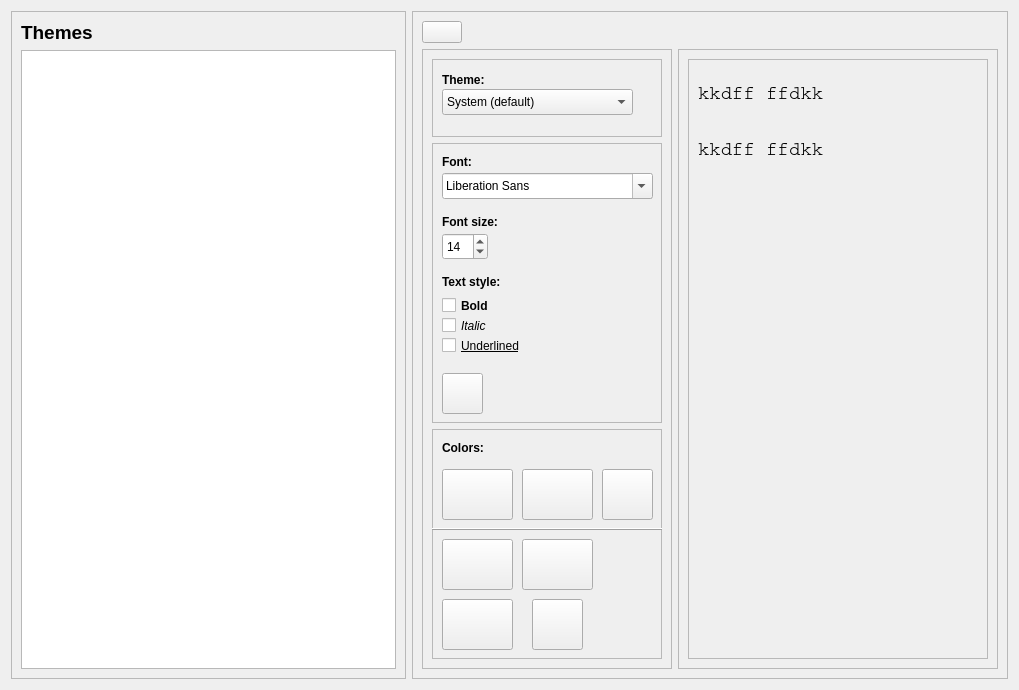
Open-Typer/Open-Typer, file ui/options/customization.ui: the form before one commit.
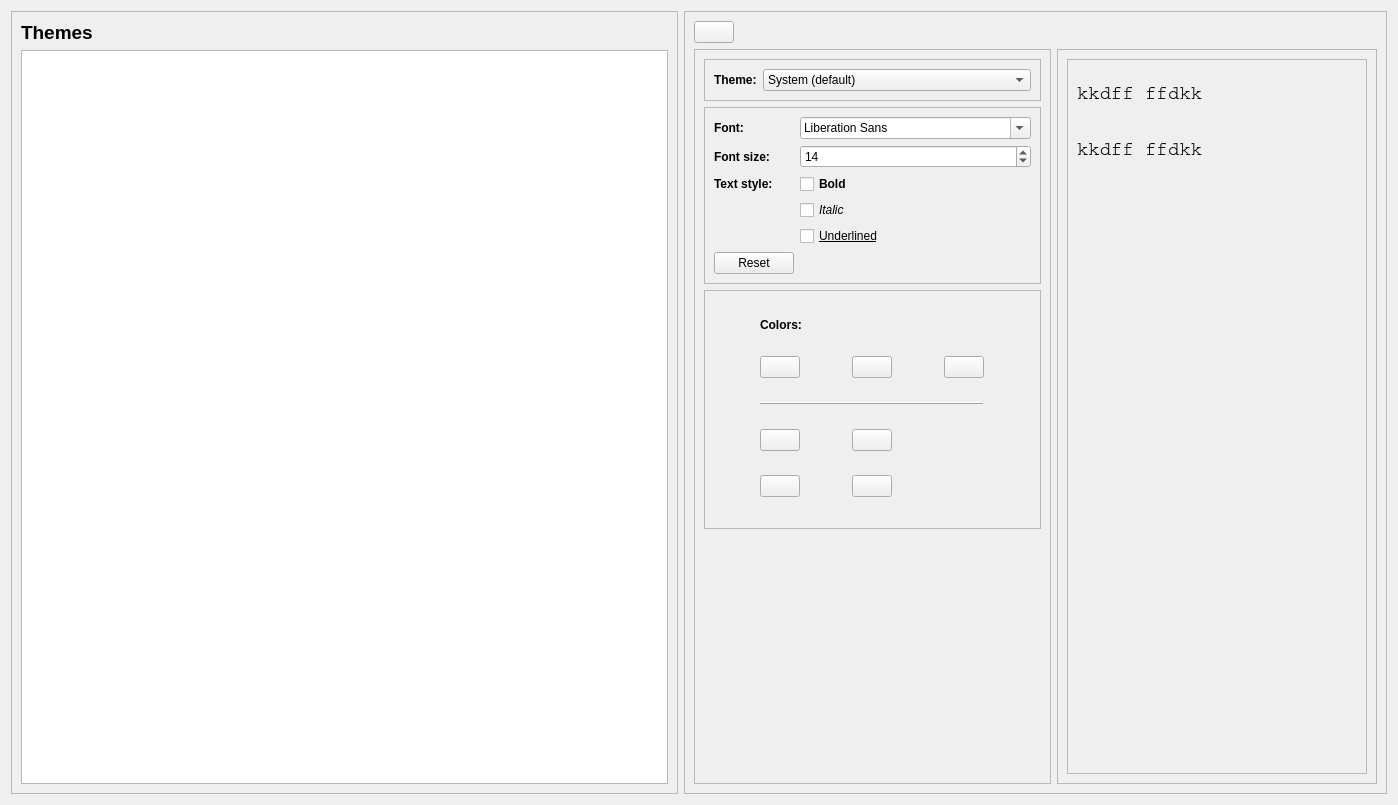
The form after the commit. Icons and pictures are not drawn.

Commit message: ui: options: customization: Fix layouts

```diff
--- a/ui/options/customization.ui
+++ b/ui/options/customization.ui
@@ -6,8 +6,8 @@
    <rect>
     <x>0</x>
     <y>0</y>
-    <width>1019</width>
-    <height>654</height>
+    <width>1398</width>
+    <height>805</height>
    </rect>
   </property>
   <property name="maximumSize">
@@ -103,17 +103,11 @@
      <layout class="QGridLayout" name="gridLayout_2">
       <item row="1" column="0">
        <widget class="QFrame" name="optionsFrame">
-        <property name="minimumSize">
-         <size>
-          <width>250</width>
-          <height>620</height>
-         </size>
-        </property>
-        <property name="maximumSize">
-         <size>
-          <width>250</width>
-          <height>620</height>
-         </size>
+        <property name="sizePolicy">
+         <sizepolicy hsizetype="Fixed" vsizetype="Preferred">
+          <horstretch>0</horstretch>
+          <verstretch>0</verstretch>
+         </sizepolicy>
         </property>
         <property name="frameShape">
          <enum>QFrame::StyledPanel</enum>
@@ -124,21 +118,21 @@
         <layout class="QVBoxLayout" name="verticalLayout_2">
          <item>
           <widget class="QFrame" name="themeFrame">
+           <property name="sizePolicy">
+            <sizepolicy hsizetype="Preferred" vsizetype="Fixed">
+             <horstretch>0</horstretch>
+             <verstretch>0</verstretch>
+            </sizepolicy>
+           </property>
            <property name="frameShape">
             <enum>QFrame::StyledPanel</enum>
            </property>
            <property name="frameShadow">
             <enum>QFrame::Raised</enum>
            </property>
+           <layout class="QFormLayout" name="formLayout">
+            <item row="1" column="0">
            <widget class="QLabel" name="themeLabel">
-            <property name="geometry">
-             <rect>
-              <x>10</x>
-              <y>10</y>
-              <width>191</width>
-              <height>21</height>
-             </rect>
-            </property>
             <property name="font">
              <font>
               <weight>75</weight>
@@ -149,15 +143,9 @@
              <string>Theme:</string>
             </property>
            </widget>
+            </item>
+            <item row="1" column="1">
            <widget class="QComboBox" name="themeBox">
-            <property name="geometry">
-             <rect>
-              <x>10</x>
-              <y>30</y>
-              <width>191</width>
-              <height>26</height>
-             </rect>
-            </property>
             <property name="focusPolicy">
              <enum>Qt::NoFocus</enum>
             </property>
@@ -177,21 +165,17 @@
              </property>
             </item>
            </widget>
+            </item>
+           </layout>
           </widget>
          </item>
          <item>
           <widget class="QFrame" name="fontFrame">
-           <property name="minimumSize">
-            <size>
-             <width>230</width>
-             <height>280</height>
-            </size>
-           </property>
-           <property name="maximumSize">
-            <size>
-             <width>230</width>
-             <height>280</height>
-            </size>
+           <property name="sizePolicy">
+            <sizepolicy hsizetype="Preferred" vsizetype="Fixed">
+             <horstretch>0</horstretch>
+             <verstretch>0</verstretch>
+            </sizepolicy>
            </property>
            <property name="frameShape">
             <enum>QFrame::StyledPanel</enum>
@@ -199,44 +183,9 @@
            <property name="frameShadow">
             <enum>QFrame::Raised</enum>
            </property>
-           <widget class="QPushButton" name="fontResetButton">
-            <property name="geometry">
-             <rect>
-              <x>10</x>
-              <y>230</y>
-              <width>41</width>
-              <height>41</height>
-             </rect>
-            </property>
-            <property name="focusPolicy">
-             <enum>Qt::StrongFocus</enum>
-            </property>
-            <property name="toolTip">
-             <string>Reset</string>
-            </property>
-            <property name="text">
-             <string notr="true"/>
-            </property>
-            <property name="icon">
-             <iconset resource="../../res.qrc">
-              <normaloff>:/res/images/reset.png</normaloff>:/res/images/reset.png</iconset>
-            </property>
-            <property name="iconSize">
-             <size>
-              <width>32</width>
-              <height>32</height>
-             </size>
-            </property>
-           </widget>
+           <layout class="QFormLayout" name="formLayout_2">
+            <item row="0" column="0">
            <widget class="QLabel" name="fontLabel">
-            <property name="geometry">
-             <rect>
-              <x>10</x>
-              <y>10</y>
-              <width>211</width>
-              <height>18</height>
-             </rect>
-            </property>
             <property name="font">
              <font>
               <weight>75</weight>
@@ -247,15 +196,9 @@
              <string>Font:</string>
             </property>
            </widget>
+            </item>
+            <item row="2" column="0">
            <widget class="QLabel" name="fontSizeLabel">
-            <property name="geometry">
-             <rect>
-              <x>10</x>
-              <y>70</y>
-              <width>211</width>
-              <height>18</height>
-             </rect>
-            </property>
             <property name="font">
              <font>
               <weight>75</weight>
@@ -266,77 +209,16 @@
              <string>Font size:</string>
             </property>
            </widget>
+            </item>
+            <item row="0" column="1">
            <widget class="QFontComboBox" name="fontComboBox">
-            <property name="geometry">
-             <rect>
-              <x>10</x>
-              <y>30</y>
-              <width>211</width>
-              <height>26</height>
-             </rect>
-            </property>
             <property name="focusPolicy">
              <enum>Qt::StrongFocus</enum>
             </property>
            </widget>
-           <widget class="QCheckBox" name="italicTextBox">
-            <property name="geometry">
-             <rect>
-              <x>10</x>
-              <y>170</y>
-              <width>211</width>
-              <height>25</height>
-             </rect>
-            </property>
-            <property name="font">
-             <font>
-              <italic>true</italic>
-             </font>
-            </property>
-            <property name="focusPolicy">
-             <enum>Qt::StrongFocus</enum>
-            </property>
-            <property name="text">
-             <string>Italic</string>
-            </property>
-            <property name="checkable">
-             <bool>true</bool>
-            </property>
-           </widget>
-           <widget class="QCheckBox" name="boldTextBox">
-            <property name="geometry">
-             <rect>
-              <x>10</x>
-              <y>150</y>
-              <width>211</width>
-              <height>25</height>
-             </rect>
-            </property>
-            <property name="font">
-             <font>
-              <weight>75</weight>
-              <bold>true</bold>
-             </font>
-            </property>
-            <property name="focusPolicy">
-             <enum>Qt::StrongFocus</enum>
-            </property>
-            <property name="text">
-             <string>Bold</string>
-            </property>
-            <property name="checkable">
-             <bool>true</bool>
-            </property>
-           </widget>
+            </item>
+            <item row="2" column="1">
            <widget class="QSpinBox" name="fontSizeBox">
-            <property name="geometry">
-             <rect>
-              <x>10</x>
-              <y>90</y>
-              <width>46</width>
-              <height>27</height>
-             </rect>
-            </property>
             <property name="focusPolicy">
              <enum>Qt::StrongFocus</enum>
             </property>
@@ -353,15 +235,59 @@
              <number>14</number>
             </property>
            </widget>
+            </item>
+            <item row="5" column="0">
+             <widget class="QLabel" name="label">
+              <property name="font">
+               <font>
+                <weight>75</weight>
+                <bold>true</bold>
+               </font>
+              </property>
+              <property name="text">
+               <string>Text style:</string>
+              </property>
+             </widget>
+            </item>
+            <item row="5" column="1">
+             <widget class="QCheckBox" name="boldTextBox">
+              <property name="font">
+               <font>
+                <weight>75</weight>
+                <bold>true</bold>
+               </font>
+              </property>
+              <property name="focusPolicy">
+               <enum>Qt::StrongFocus</enum>
+              </property>
+              <property name="text">
+               <string>Bold</string>
+              </property>
+              <property name="checkable">
+               <bool>true</bool>
+              </property>
+             </widget>
+            </item>
+            <item row="7" column="1">
+             <widget class="QCheckBox" name="italicTextBox">
+              <property name="font">
+               <font>
+                <italic>true</italic>
+               </font>
+              </property>
+              <property name="focusPolicy">
+               <enum>Qt::StrongFocus</enum>
+              </property>
+              <property name="text">
+               <string>Italic</string>
+              </property>
+              <property name="checkable">
+               <bool>true</bool>
+              </property>
+             </widget>
+            </item>
+            <item row="8" column="1">
            <widget class="QCheckBox" name="underlineTextBox">
-            <property name="geometry">
-             <rect>
-              <x>10</x>
-              <y>190</y>
-              <width>211</width>
-              <height>25</height>
-             </rect>
-            </property>
             <property name="font">
              <font>
               <underline>true</underline>
@@ -377,55 +303,49 @@
              <bool>true</bool>
             </property>
            </widget>
-           <widget class="QLabel" name="label">
-            <property name="geometry">
-             <rect>
-              <x>10</x>
-              <y>130</y>
-              <width>211</width>
-              <height>17</height>
-             </rect>
-            </property>
-            <property name="font">
-             <font>
-              <weight>75</weight>
-              <bold>true</bold>
-             </font>
+            </item>
+            <item row="9" column="0">
+             <widget class="QPushButton" name="fontResetButton">
+              <property name="focusPolicy">
+               <enum>Qt::StrongFocus</enum>
+              </property>
+              <property name="toolTip">
+               <string/>
             </property>
             <property name="text">
-             <string>Text style:</string>
-            </property>
-           </widget>
+               <string notr="true">Reset</string>
+              </property>
+              <property name="icon">
+               <iconset resource="../../res.qrc">
+                <normaloff>:/res/images/reset.png</normaloff>:/res/images/reset.png</iconset>
+              </property>
+              <property name="iconSize">
+               <size>
+                <width>32</width>
+                <height>32</height>
+               </size>
+              </property>
+             </widget>
+            </item>
+           </layout>
           </widget>
          </item>
          <item>
           <widget class="QFrame" name="colorsFrame">
-           <property name="minimumSize">
-            <size>
-             <width>230</width>
-             <height>230</height>
-            </size>
-           </property>
-           <property name="maximumSize">
-            <size>
-             <width>230</width>
-             <height>230</height>
-            </size>
-           </property>
            <property name="frameShape">
             <enum>QFrame::StyledPanel</enum>
            </property>
            <property name="frameShadow">
             <enum>QFrame::Raised</enum>
            </property>
+           <layout class="QGridLayout" name="gridLayout_3">
+            <item row="0" column="0" colspan="3">
            <widget class="QLabel" name="ColorsLabel">
-            <property name="geometry">
-             <rect>
-              <x>10</x>
-              <y>10</y>
-              <width>211</width>
-              <height>18</height>
-             </rect>
+              <property name="sizePolicy">
+               <sizepolicy hsizetype="Preferred" vsizetype="Fixed">
+                <horstretch>0</horstretch>
+                <verstretch>0</verstretch>
+               </sizepolicy>
             </property>
             <property name="font">
              <font>
@@ -437,43 +357,14 @@
              <string>Colors:</string>
             </property>
            </widget>
-           <widget class="QPushButton" name="inputTextColorButton">
-            <property name="geometry">
-             <rect>
-              <x>90</x>
-              <y>40</y>
-              <width>71</width>
-              <height>51</height>
-             </rect>
-            </property>
-            <property name="focusPolicy">
-             <enum>Qt::StrongFocus</enum>
-            </property>
-            <property name="toolTip">
-             <string>Input text color</string>
-            </property>
-            <property name="text">
-             <string notr="true"/>
-            </property>
-            <property name="icon">
-             <iconset resource="../../res.qrc">
-              <normaloff>:/res/images/intext_color.png</normaloff>:/res/images/intext_color.png</iconset>
-            </property>
-            <property name="iconSize">
-             <size>
-              <width>50</width>
-              <height>50</height>
-             </size>
-            </property>
-           </widget>
+            </item>
+            <item row="1" column="0">
            <widget class="QPushButton" name="levelTextColorButton">
-            <property name="geometry">
-             <rect>
-              <x>10</x>
-              <y>40</y>
-              <width>71</width>
-              <height>51</height>
-             </rect>
+              <property name="sizePolicy">
+               <sizepolicy hsizetype="Fixed" vsizetype="Fixed">
+                <horstretch>0</horstretch>
+                <verstretch>0</verstretch>
+               </sizepolicy>
             </property>
             <property name="focusPolicy">
              <enum>Qt::StrongFocus</enum>
@@ -495,14 +386,43 @@
              </size>
             </property>
            </widget>
+            </item>
+            <item row="1" column="1">
+             <widget class="QPushButton" name="inputTextColorButton">
+              <property name="sizePolicy">
+               <sizepolicy hsizetype="Fixed" vsizetype="Fixed">
+                <horstretch>0</horstretch>
+                <verstretch>0</verstretch>
+               </sizepolicy>
+              </property>
+              <property name="focusPolicy">
+               <enum>Qt::StrongFocus</enum>
+              </property>
+              <property name="toolTip">
+               <string>Input text color</string>
+              </property>
+              <property name="text">
+               <string notr="true"/>
+              </property>
+              <property name="icon">
+               <iconset resource="../../res.qrc">
+                <normaloff>:/res/images/intext_color.png</normaloff>:/res/images/intext_color.png</iconset>
+              </property>
+              <property name="iconSize">
+               <size>
+                <width>50</width>
+                <height>50</height>
+               </size>
+              </property>
+             </widget>
+            </item>
+            <item row="1" column="2">
            <widget class="QPushButton" name="resetTextColorButton">
-            <property name="geometry">
-             <rect>
-              <x>170</x>
-              <y>40</y>
-              <width>51</width>
-              <height>51</height>
-             </rect>
+              <property name="sizePolicy">
+               <sizepolicy hsizetype="Fixed" vsizetype="Fixed">
+                <horstretch>0</horstretch>
+                <verstretch>0</verstretch>
+               </sizepolicy>
             </property>
             <property name="focusPolicy">
              <enum>Qt::StrongFocus</enum>
@@ -524,44 +444,19 @@
              </size>
             </property>
            </widget>
-           <widget class="QPushButton" name="paperColorButton">
-            <property name="geometry">
-             <rect>
-              <x>90</x>
-              <y>110</y>
-              <width>71</width>
-              <height>51</height>
-             </rect>
-            </property>
-            <property name="focusPolicy">
-             <enum>Qt::StrongFocus</enum>
-            </property>
-            <property name="toolTip">
-             <string>Paper color</string>
-            </property>
-            <property name="text">
-             <string notr="true"/>
-            </property>
-            <property name="icon">
-             <iconset resource="../../res.qrc">
-              <normaloff>:/res/images/paper_color.png</normaloff>:/res/images/paper_color.png</iconset>
-            </property>
-            <property name="iconSize">
-             <size>
-              <width>50</width>
-              <height>50</height>
-             </size>
-            </property>
-           </widget>
+            </item>
+            <item row="2" column="0" colspan="3">
+             <widget class="QFrame" name="colorsFrameSpacer">
+              <property name="frameShape">
+               <enum>QFrame::HLine</enum>
+              </property>
+              <property name="frameShadow">
+               <enum>QFrame::Raised</enum>
+              </property>
+             </widget>
+            </item>
+            <item row="3" column="0">
            <widget class="QPushButton" name="bgColorButton">
-            <property name="geometry">
-             <rect>
-              <x>10</x>
-              <y>110</y>
-              <width>71</width>
-              <height>51</height>
-             </rect>
-            </property>
             <property name="focusPolicy">
              <enum>Qt::StrongFocus</enum>
             </property>
@@ -582,15 +477,9 @@
              </size>
             </property>
            </widget>
-           <widget class="QPushButton" name="resetBgPaperColorButton">
-            <property name="geometry">
-             <rect>
-              <x>100</x>
-              <y>170</y>
-              <width>51</width>
-              <height>51</height>
-             </rect>
-            </property>
+            </item>
+            <item row="3" column="1">
+             <widget class="QPushButton" name="paperColorButton">
             <property name="focusPolicy">
              <enum>Qt::StrongFocus</enum>
             </property>
@@ -606,20 +495,14 @@
             </property>
             <property name="iconSize">
              <size>
-              <width>36</width>
-              <height>36</height>
+                <width>50</width>
+                <height>50</height>
              </size>
             </property>
            </widget>
+            </item>
+            <item row="4" column="0">
            <widget class="QPushButton" name="panelColorButton">
-            <property name="geometry">
-             <rect>
-              <x>10</x>
-              <y>170</y>
-              <width>71</width>
-              <height>51</height>
-             </rect>
-            </property>
             <property name="focusPolicy">
              <enum>Qt::StrongFocus</enum>
             </property>
@@ -640,22 +523,41 @@
              </size>
             </property>
            </widget>
-           <widget class="QFrame" name="colorsFrameSpacer">
-            <property name="geometry">
-             <rect>
-              <x>0</x>
-              <y>90</y>
-              <width>231</width>
-              <height>21</height>
-             </rect>
-            </property>
+            </item>
+            <item row="4" column="1">
+             <widget class="QPushButton" name="resetBgPaperColorButton">
+              <property name="focusPolicy">
+               <enum>Qt::StrongFocus</enum>
+              </property>
+              <property name="toolTip">
+               <string>Reset</string>
+              </property>
+              <property name="text">
+               <string notr="true"/>
+              </property>
+              <property name="icon">
+               <iconset resource="../../res.qrc">
+                <normaloff>:/res/images/reset.png</normaloff>:/res/images/reset.png</iconset>
+              </property>
+              <property name="iconSize">
+               <size>
+                <width>36</width>
+                <height>36</height>
+               </size>
+              </property>
+             </widget>
+            </item>
+           </layout>
+          </widget>
+         </item>
+         <item>
+          <widget class="QFrame" name="freeSpaceFrame2">
             <property name="frameShape">
-             <enum>QFrame::HLine</enum>
+            <enum>QFrame::NoFrame</enum>
             </property>
             <property name="frameShadow">
-             <enum>QFrame::Raised</enum>
-            </property>
-           </widget>
+            <enum>QFrame::Plain</enum>
+           </property>
           </widget>
          </item>
         </layout>
```
Left out of the diff: 4 changed lines with no effect on the pictures. Lines whose indentation alone changed are shown as unchanged.
